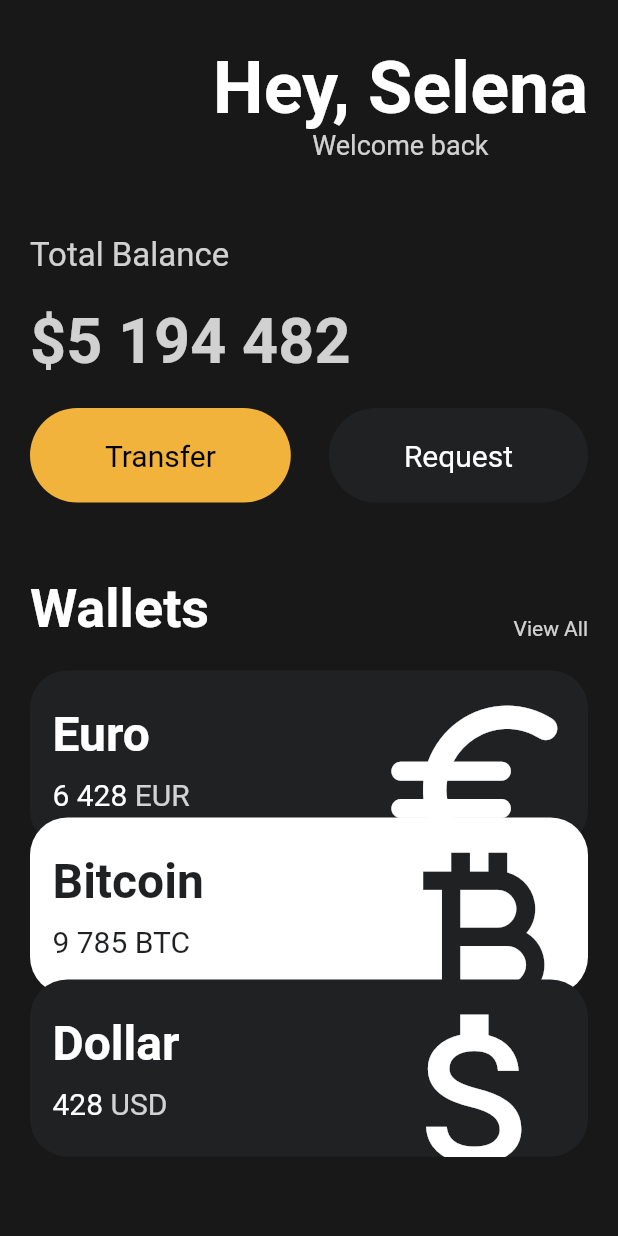
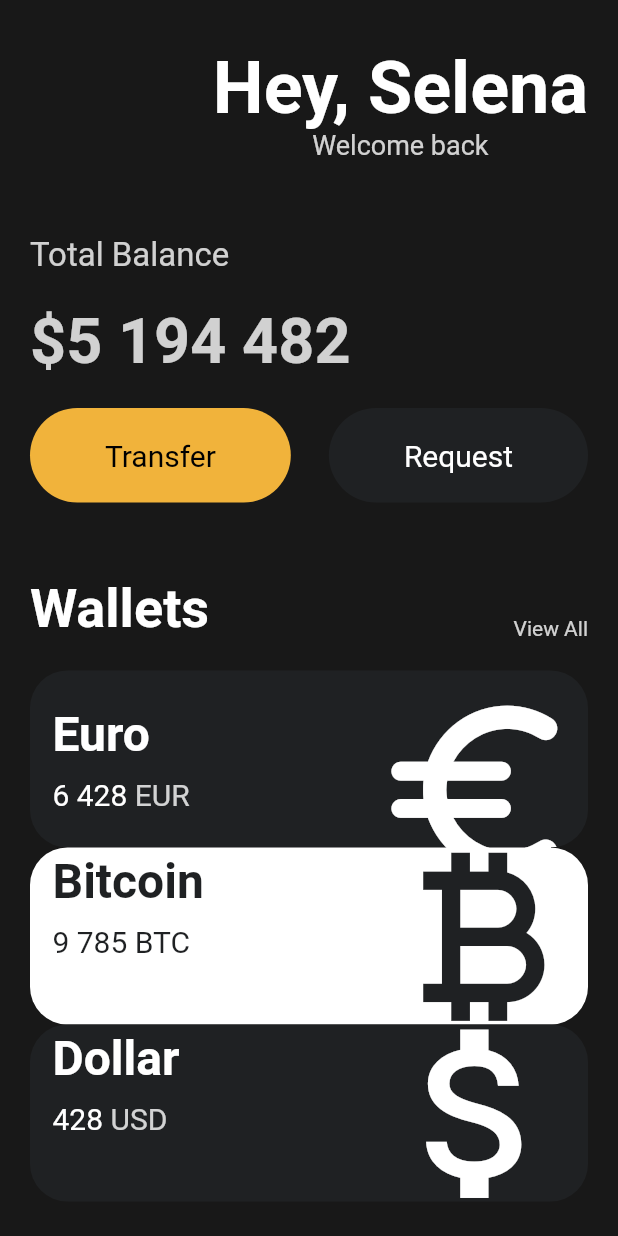
Before and after one commit to gonnabea/flutter-mini, a Flutter app: the screen it shows after launch, on a phone screen of 412 x 824 dp. Run offline on Flutter 3.47's test engine with Material 2 defaults, Android fonts, the phone set to English and light mode, and no system bars.

Commit message:
[ADD] #3.9 Code Challenge

```diff
--- a/lib/main.dart
+++ b/lib/main.dart
@@ -113,26 +113,23 @@ class App extends StatelessWidget {
                   amount: '6 428',
                   icon: Icons.euro_rounded,
                   isInverted: false,
+                  offset: [0, 0],
                 ),
-                Transform.translate(
-                  offset: const Offset(0, -20),
-                  child: const CurrencyCard(
+                const CurrencyCard(
                   name: 'Bitcoin',
                   code: 'BTC',
                   amount: '9 785',
                   icon: Icons.currency_bitcoin,
                   isInverted: true,
+                  offset: [0, -20],
                 ),
-                ),
-                Transform.translate(
-                  offset: const Offset(0, -30),
-                  child: const CurrencyCard(
+                const CurrencyCard(
                   name: 'Dollar',
                   code: 'USD',
                   amount: '428',
                   icon: Icons.attach_money_outlined,
                   isInverted: false,
-                  ),
+                  offset: [0, -20],
                 ),
               ],
             ),
--- a/lib/widgets/currency_card.dart
+++ b/lib/widgets/currency_card.dart
@@ -4,16 +4,19 @@ class CurrencyCard extends StatelessWidget {
   final String name, code, amount;
   final IconData icon;
   final bool isInverted;
+  final List<double> offset;
 
   final _blackColor = const Color(0xFF1F2123);
 
-  const CurrencyCard(
-      {super.key,
+  const CurrencyCard({
+    super.key,
     required this.name,
     required this.code,
     required this.amount,
     required this.icon,
-      required this.isInverted});
+    required this.isInverted,
+    required this.offset,
+  });
 
   @override
   Widget build(BuildContext context) {
@@ -23,6 +26,8 @@ class CurrencyCard extends StatelessWidget {
           color: isInverted ? Colors.white : _blackColor,
           borderRadius: BorderRadius.circular(25),
         ),
+        child: Transform.translate(
+            offset: Offset(offset[0], offset[1]),
             child: Padding(
               padding: const EdgeInsets.all(15),
               child: Row(
@@ -43,7 +48,8 @@ class CurrencyCard extends StatelessWidget {
                         children: [
                           Text(amount,
                               style: TextStyle(
-                              color: isInverted ? _blackColor : Colors.white,
+                                  color:
+                                      isInverted ? _blackColor : Colors.white,
                                   fontSize: 20)),
                           const SizedBox(
                             width: 5,
@@ -71,6 +77,6 @@ class CurrencyCard extends StatelessWidget {
                   ),
                 ],
               ),
-        ));
+            )));
   }
 }
```
Lines whose indentation alone changed are shown as unchanged.
